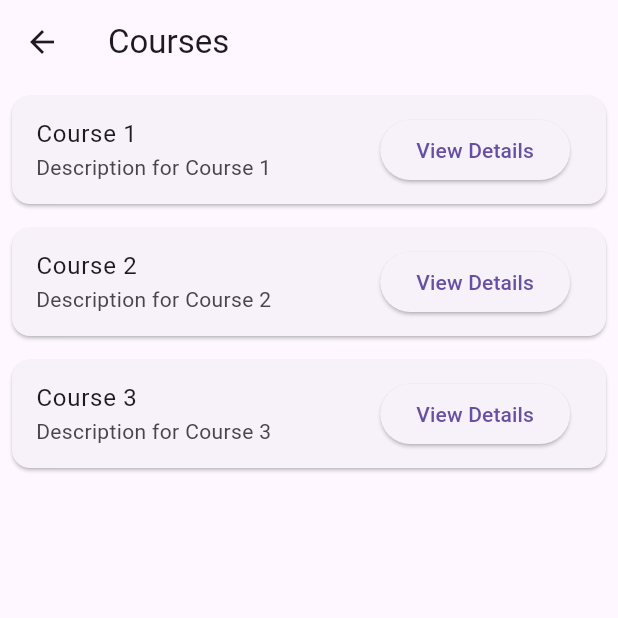
After one commit to salahbnh/Flutter-App, a Flutter app: the HomeScreen screen opened by its route, item 2 of the bottom bar chosen, after a tap on "View Details", on a phone screen of 412 x 824 dp, the top half of it. The commit adds this screen. Run offline on Flutter 3.47's test engine with Material 3 defaults, Android fonts, the phone set to English and light mode, and no system bars.

Commit message:
CoursesTemplate

```diff
--- a/lib/main.dart
+++ b/lib/main.dart
@@ -2,6 +2,7 @@ import 'package:flutter/material.dart';
 import 'screens/login_screen.dart';
 import 'screens/register_screen.dart';
 import 'screens/home_screen.dart';
+import 'screens/courses_screen.dart';
 
 void main() {
   runApp(const MyApp());
@@ -23,6 +24,7 @@ class MyApp extends StatelessWidget {
         '/login': (context) => LoginScreen(),
         '/register': (context) => RegisterScreen(),
         '/home': (context) => const HomeScreen(),
+        '/course-details': (context) => const CoursesScreen(),
       },
     );
   }
--- /dev/null
+++ b/lib/screens/courses_screen.dart
@@ -0,0 +1,43 @@
+import 'package:flutter/material.dart';
+import '/widgets/custom_appBar.dart';
+
+class CoursesScreen extends StatelessWidget {
+   const CoursesScreen({super.key});
+
+  final List<Map<String, String>> courses = const [
+    {'title': 'Course 1', 'description': 'Description for Course 1'},
+    {'title': 'Course 2', 'description': 'Description for Course 2'},
+    {'title': 'Course 3', 'description': 'Description for Course 3'},
+  ];
+
+  @override
+  Widget build(BuildContext context) {
+    return Scaffold(
+      appBar: AppBar(
+        title: const Text('Courses'),
+      ),
+      body: ListView.builder(
+        itemCount: courses.length,
+        itemBuilder: (context, index) {
+          return Card(
+            margin: const EdgeInsets.all(8.0),
+            child: ListTile(
+              title: Text(courses[index]['title']!),
+              subtitle: Text(courses[index]['description']!),
+              trailing: ElevatedButton(
+                onPressed: () {
+                  Navigator.pushNamed(
+                    context,
+                    '/course-details',
+                    arguments: courses[index],
+                  );
+                },
+                child: const Text('View Details'),
+              ),
+            ),
+          );
+        },
+      ),
+    );
+  }
+}
--- a/lib/screens/home_screen.dart
+++ b/lib/screens/home_screen.dart
@@ -1,5 +1,6 @@
 import 'package:flutter/material.dart';
 import '/widgets/custom_appBar.dart';
+import 'courses_screen.dart'; // Import the CoursesScreen
 
 class HomeScreen extends StatefulWidget {
   const HomeScreen({super.key});
@@ -9,6 +10,20 @@ class HomeScreen extends StatefulWidget {
 }
 
 class _HomeScreenState extends State<HomeScreen> {
+  int _selectedIndex = 0; // Track the selected index
+
+  final List<Widget> _screens = const [
+    Center(child: Text('Welcome to the Moodle App')), // Placeholder for Home
+    CoursesScreen(), // Add CoursesScreen here
+    Center(child: Text('Notifications')), // Placeholder for Notifications
+  ];
+
+  void _onItemTapped(int index) {
+    setState(() {
+      _selectedIndex = index; // Update the selected index
+    });
+  }
+
   @override
   Widget build(BuildContext context) {
     return Scaffold(
@@ -37,9 +52,7 @@ class _HomeScreenState extends State<HomeScreen> {
           ],
         ),
       ),
-      body: const Center(
-        child: Text('Welcome to the Moodle App'),
-      ),
+      body: _screens[_selectedIndex], // Display the selected screen
       bottomNavigationBar: BottomNavigationBar(
         items: const [
           BottomNavigationBarItem(
@@ -55,6 +68,8 @@ class _HomeScreenState extends State<HomeScreen> {
             label: 'Notifications',
           ),
         ],
+        currentIndex: _selectedIndex, // Highlight the selected index
+        onTap: _onItemTapped, // Handle tap
       ),
     );
   }
```
